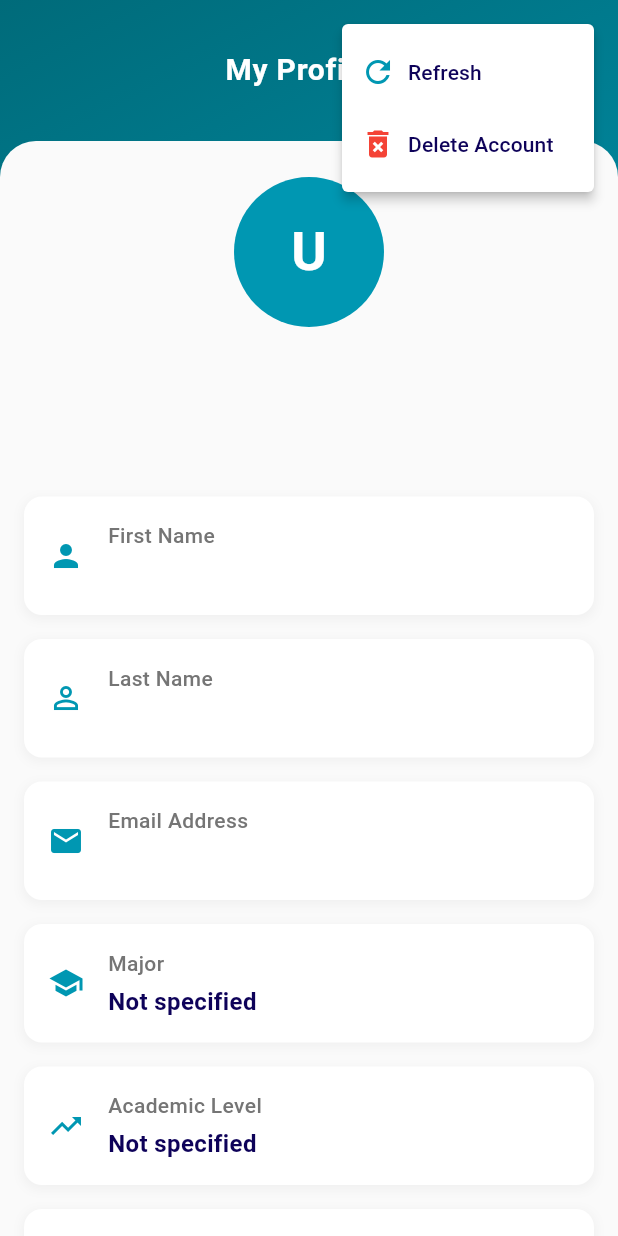
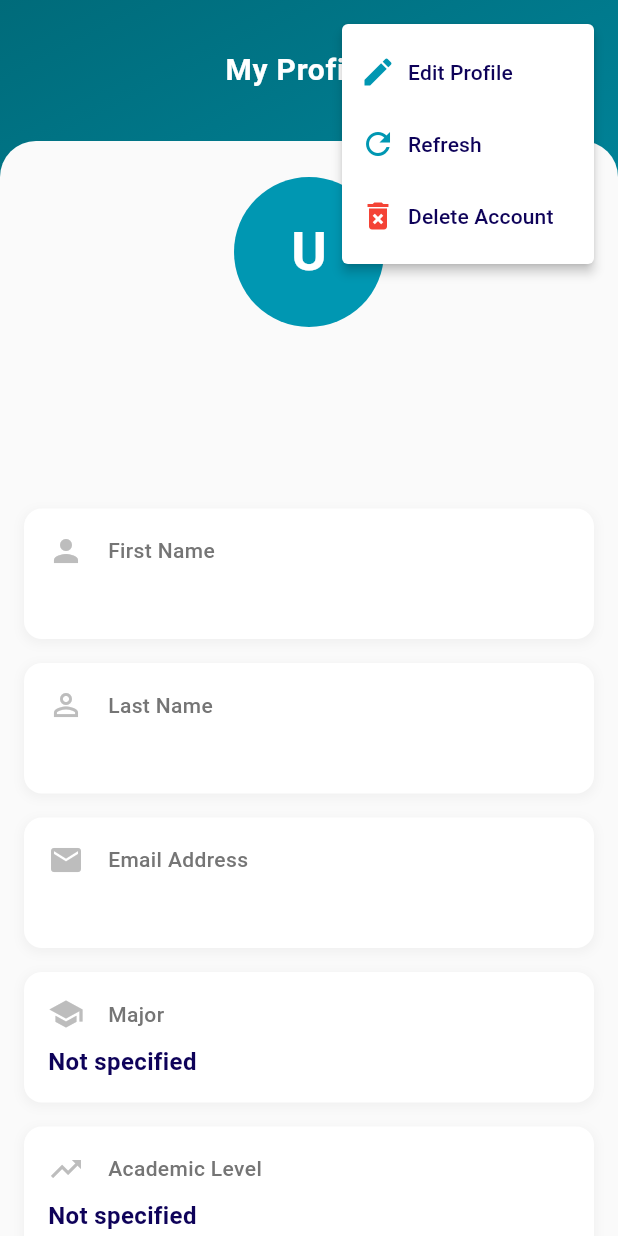
Before and after one commit to LayanMh/SWE444, a Flutter app: the ProfileScreen screen opened directly, after a tap on the "more vert" icon, on a phone screen of 412 x 824 dp. Run offline on Flutter 3.47's test engine with Material 3 defaults, Android fonts, the phone set to English and light mode, and no system bars; our stand-ins replace cloud_firestore, firebase_auth, firebase_core, flutter_local_notifications, flutter_secure_storage, shared_preferences; missing offline and left inert: flutter_appauth; accounts and stored records are empty.

Commit message:
Update profile screen UI/logic

```diff
--- a/lib/screens/profile.dart
+++ b/lib/screens/profile.dart
@@ -16,12 +16,49 @@ class _ProfileScreenState extends State<ProfileScreen> {
 Map<String, dynamic>? userData;
 bool isLoading = true;
 String? errorMessage;
-  String? currentUserEmail; // Track email for display
+String? currentUserEmail;
+
+String? _editingField;
+final Map<String, TextEditingController> _controllers = {};
+final Map<String, GlobalKey<FormState>> _formKeys = {};
+
+List<String> _majorOptions = [];
+List<int> _levelOptions = [];
+bool _isEditMode = false;
 
 @override
 void initState() {
 super.initState();
 _loadUserData();
+_loadDropdownOptions();
+}
+
+@override
+void dispose() {
+_controllers.forEach((key, controller) => controller.dispose());
+super.dispose();
+}
+
+Future<void> _loadDropdownOptions() async {
+try {
+final doc = await _firestore
+.collection('users')
+.doc("5YACUgOv9DV043jJreFPGuwXh2e2")
+.get();
+
+if (doc.exists) {
+setState(() {
+if (doc.data()?['major'] != null) {
+_majorOptions = List<String>.from(doc.data()!['major']);
+}
+if (doc.data()?['level'] != null) {
+_levelOptions = List<int>.from(doc.data()!['level']);
+}
+});
+}
+} catch (e) {
+debugPrint('Error loading options: $e');
+}
 }
 
 Future<void> _loadUserData() async {
@@ -37,25 +74,15 @@ class _ProfileScreenState extends State<ProfileScreen> {
 
 DocumentSnapshot<Map<String, dynamic>>? doc;
 
-      // Check if this is a Microsoft user
 if (microsoftDocId != null) {
-        doc = await _firestore
-            .collection('users')
-            .doc(microsoftDocId)
-            .get();
-
-        // Store email for display
+doc = await _firestore.collection('users').doc(microsoftDocId).get();
 if (microsoftEmail != null) {
 currentUserEmail = microsoftEmail;
 }
 } else {
-        // Regular Firebase Auth user
 final User? user = _auth.currentUser;
 if (user != null) {
-          doc = await _firestore
-              .collection('users')
-              .doc(user.uid)
-              .get();
+doc = await _firestore.collection('users').doc(user.uid).get();
 currentUserEmail = user.email;
 }
 }
@@ -76,13 +103,10 @@ class _ProfileScreenState extends State<ProfileScreen> {
 
 Future<void> _signOut() async {
 try {
-      // Clear SharedPreferences
 final prefs = await SharedPreferences.getInstance();
 await prefs.remove('microsoft_user_email');
 await prefs.remove('microsoft_user_doc_id');
 
-
-      // Sign out from Firebase Auth (if user exists)
 if (_auth.currentUser != null) {
 await _auth.signOut();
 }
@@ -96,6 +120,7 @@ class _ProfileScreenState extends State<ProfileScreen> {
 );
 }
 }
+
 Future<void> _deleteAccount() async {
 final bool? confirmed = await showDialog<bool>(
 context: context,
@@ -135,13 +160,12 @@ Future<void> _deleteAccount() async {
 }
 
 if (docIdToDelete != null) {
-      // Get user data to check auth provider and email
-      final userDoc = await _firestore.collection('users').doc(docIdToDelete).get();
+final userDoc =
+await _firestore.collection('users').doc(docIdToDelete).get();
 final userData = userDoc.data();
 final authProvider = userData?['authProvider'];
 final userEmail = userData?['email'];
 
-      // **IF EMAIL USER: Ask for password FIRST before deleting anything**
 if (authProvider == 'email' && userEmail != null) {
 debugPrint('📧 Email account - verifying password before deletion');
 
@@ -156,16 +180,14 @@ Future<void> _deleteAccount() async {
 );
 authSuccess = true;
 } catch (e) {
-            debugPrint('⚠️ Saved password invalid, asking user');
+debugPrint('Saved password invalid, asking user');
 }
 }
 
-        // If saved password didn't work, ask user
 if (!authSuccess) {
 authSuccess = await _showPasswordDialogAndVerify(userEmail);
 }
 
-        // If password verification failed, STOP - don't delete anything
 if (!authSuccess) {
 if (mounted) {
 ScaffoldMessenger.of(context).showSnackBar(
@@ -175,23 +197,20 @@ Future<void> _deleteAccount() async {
 ),
 );
 }
-          return; // EXIT without deleting
+return;
 }
 }
 
-      // Password verified (or Microsoft user) - NOW delete everything
-      debugPrint('🗑️ Deleting user document: $docIdToDelete');
+debugPrint('Deleting user document: $docIdToDelete');
 await _firestore.collection('users').doc(docIdToDelete).delete();
-      debugPrint('✅ Firestore document deleted');
+debugPrint('Firestore document deleted');
 
-      // Delete Firebase Auth account if exists
 if (_auth.currentUser != null) {
 await _auth.currentUser!.delete();
-        debugPrint('✅ Firebase Auth account deleted');
+debugPrint('Firebase Auth account deleted');
 }
 }
 
-    // Clear ALL SharedPreferences
 await prefs.remove('saved_email');
 await prefs.remove('saved_password');
 await prefs.remove('microsoft_user_email');
@@ -206,27 +225,28 @@ Future<void> _deleteAccount() async {
 content: const Text('Account deleted successfully'),
 backgroundColor: const Color(0xFF4ECDC4),
 behavior: SnackBarBehavior.floating,
-          shape: RoundedRectangleBorder(borderRadius: BorderRadius.circular(8)),
+shape:
+RoundedRectangleBorder(borderRadius: BorderRadius.circular(8)),
 ),
 );
 Navigator.of(context).pushReplacementNamed('/');
 }
 } catch (e) {
-    debugPrint('❌ Error deleting account: $e');
+debugPrint('Error deleting account: $e');
 if (mounted) {
 ScaffoldMessenger.of(context).showSnackBar(
 SnackBar(
 content: Text('Error deleting account: $e'),
 backgroundColor: Colors.red[400],
 behavior: SnackBarBehavior.floating,
-          shape: RoundedRectangleBorder(borderRadius: BorderRadius.circular(8)),
+shape:
+RoundedRectangleBorder(borderRadius: BorderRadius.circular(8)),
 ),
 );
 }
 }
 }
 
-// Updated method - returns true if password correct, false if wrong
 Future<bool> _showPasswordDialogAndVerify(String email) async {
 final passwordController = TextEditingController();
 
@@ -272,7 +292,7 @@ Future<bool> _showPasswordDialogAndVerify(String email) async {
 password: passwordController.text,
 );
 debugPrint('✅ Password verified');
-      return true; // Password correct
+return true;
 } catch (e) {
 debugPrint('❌ Password verification failed: $e');
 if (mounted) {
@@ -283,85 +303,358 @@ Future<bool> _showPasswordDialogAndVerify(String email) async {
 ),
 );
 }
-      return false; // Password wrong
+return false;
 }
 }
 
-  return false; // User cancelled
+return false;
 }
-// Add this method to ask for password
-Future<void> _showPasswordDialogAndDelete(String email) async {
-  final passwordController = TextEditingController();
 
-  final confirmed = await showDialog<bool>(
-    context: context,
-    barrierDismissible: false,
-    builder: (context) {
-      return AlertDialog(
-        title: const Text('Confirm Password'),
-        content: Column(
-          mainAxisSize: MainAxisSize.min,
+Future<void> _updateField(String fieldName, dynamic value) async {
+try {
+final prefs = await SharedPreferences.getInstance();
+final microsoftDocId = prefs.getString('microsoft_user_doc_id');
+
+String? docId;
+if (microsoftDocId != null) {
+docId = microsoftDocId;
+} else if (_auth.currentUser != null) {
+docId = _auth.currentUser!.uid;
+}
+
+if (docId == null) {
+_showErrorMessage('Unable to identify user');
+return;
+}
+
+// Parse GPA if it's a string
+dynamic finalValue = value;
+if (fieldName == 'GPA' && value is String) {
+finalValue = double.parse(value);
+}
+
+await _firestore.collection('users').doc(docId).update({
+fieldName: finalValue,
+'updatedAt': FieldValue.serverTimestamp(),
+});
+
+_showSuccessMessage('Updated successfully!');
+await _loadUserData();
+} catch (e) {
+debugPrint('Error updating field: $e');
+_showErrorMessage('Failed to update: $e');
+}
+}
+
+void _showSuccessMessage(String message) {
+ScaffoldMessenger.of(context).showSnackBar(
+SnackBar(
+content: Text(message),
+backgroundColor: const Color(0xFF4ECDC4),
+behavior: SnackBarBehavior.floating,
+shape: RoundedRectangleBorder(borderRadius: BorderRadius.circular(8)),
+),
+);
+}
+
+void _showErrorMessage(String message) {
+ScaffoldMessenger.of(context).showSnackBar(
+SnackBar(
+content: Text(message),
+backgroundColor: Colors.red[400],
+behavior: SnackBarBehavior.floating,
+shape: RoundedRectangleBorder(borderRadius: BorderRadius.circular(8)),
+),
+);
+}
+
+Future<void> _saveAllChanges() async {
+// Validate all form fields
+bool allValid = true;
+_formKeys.forEach((key, formKey) {
+if (formKey.currentState?.validate() == false) {
+allValid = false;
+}
+});
+
+if (!allValid) {
+_showErrorMessage('Please fix all validation errors');
+return;
+}
+
+try {
+final prefs = await SharedPreferences.getInstance();
+final microsoftDocId = prefs.getString('microsoft_user_doc_id');
+
+String? docId;
+if (microsoftDocId != null) {
+docId = microsoftDocId;
+} else if (_auth.currentUser != null) {
+docId = _auth.currentUser!.uid;
+}
+
+if (docId == null) {
+_showErrorMessage('Unable to identify user');
+return;
+}
+
+Map<String, dynamic> updates = {};
+
+// Collect all changes from text field controllers
+_controllers.forEach((fieldName, controller) {
+if (fieldName == 'GPA') {
+final gpaValue = double.tryParse(controller.text.trim());
+if (gpaValue != null) {
+updates[fieldName] = gpaValue;
+}
+} else {
+updates[fieldName] = controller.text.trim();
+}
+});
+
+// Add dropdown values (major and level)
+if (userData?['major'] != null) {
+updates['major'] = userData!['major'];
+}
+if (userData?['level'] != null) {
+updates['level'] = userData!['level'];
+}
+
+// Add timestamp
+updates['updatedAt'] = FieldValue.serverTimestamp();
+
+// Update Firestore
+await _firestore.collection('users').doc(docId).update(updates);
+
+setState(() => _isEditMode = false);
+_showSuccessMessage('Profile updated successfully!');
+// Clear controllers
+_controllers.clear();
+_formKeys.clear();
+await _loadUserData();
+} catch (e) {
+debugPrint('Error saving changes: $e');
+_showErrorMessage('Failed to save changes: $e');
+}
+}
+
+Widget _buildEditableTextField({
+required IconData icon,
+required String title,
+required String fieldName,
+required String? Function(String?) validator,
+String? hint,
+TextInputType? keyboardType,
+bool isEditable = true,
+}) {
+// Initialize controller if not exists
+if (!_controllers.containsKey(fieldName) && userData?[fieldName] != null) {
+String value = '';
+if (fieldName == 'GPA') {
+final gpa = userData![fieldName];
+value = gpa is num ? gpa.toStringAsFixed(2) : '';
+} else {
+value = userData![fieldName].toString();
+}
+_controllers[fieldName] = TextEditingController(text: value);
+_formKeys[fieldName] = GlobalKey<FormState>();
+}
+
+return Container(
+margin: const EdgeInsets.symmetric(vertical: 8.0, horizontal: 16.0),
+padding: const EdgeInsets.all(16.0),
+decoration: BoxDecoration(
+color: Colors.white,
+borderRadius: BorderRadius.circular(12.0),
+boxShadow: [
+BoxShadow(
+color: Colors.grey.withOpacity(0.1),
+spreadRadius: 1,
+blurRadius: 5,
+offset: const Offset(0, 2),
+),
+],
+),
+child: Column(
+crossAxisAlignment: CrossAxisAlignment.start,
 children: [
-            const Text('To complete account deletion, please enter your password:'),
-            const SizedBox(height: 16),
-            TextField(
-              controller: passwordController,
-              obscureText: true,
-              decoration: const InputDecoration(
-                labelText: 'Password',
-                border: OutlineInputBorder(),
+Row(
+children: [
+Icon(
+icon,
+color: isEditable && _isEditMode
+? const Color(0xFF0097b2)
+: Colors.grey[400],
+size: 24.0,
+),
+const SizedBox(width: 16.0),
+Text(
+title,
+style: TextStyle(
+fontSize: 14.0,
+color: Colors.grey[600],
+fontWeight: FontWeight.w500,
 ),
 ),
 ],
 ),
-        actions: [
-          TextButton(
-            onPressed: () => Navigator.pop(context, false),
-            child: const Text('Cancel'),
+const SizedBox(height: 8.0),
+if (_isEditMode && isEditable)
+Form(
+key: _formKeys[fieldName],
+child: TextFormField(
+controller: _controllers[fieldName],
+keyboardType: keyboardType,
+validator: validator,
+enabled: isEditable,
+decoration: InputDecoration(
+hintText: hint,
+border: OutlineInputBorder(
+borderRadius: BorderRadius.circular(8),
+borderSide: BorderSide.none,
 ),
-          TextButton(
-            onPressed: () => Navigator.pop(context, true),
-            child: const Text('Confirm'),
+enabledBorder: OutlineInputBorder(
+borderRadius: BorderRadius.circular(8),
+borderSide: BorderSide.none,
+),
+focusedBorder: OutlineInputBorder(
+borderRadius: BorderRadius.circular(8),
+borderSide: BorderSide.none,
+),
+contentPadding: const EdgeInsets.symmetric(
+horizontal: 12,
+vertical: 12,
+),
+filled: true,
+fillColor: const Color(0xFF95E1D3).withOpacity(0.1),
+),
+),
+)
+else
+Text(
+_controllers[fieldName]?.text ??
+(userData?[fieldName]?.toString() ?? 'Not specified'),
+style: TextStyle(
+fontSize: 16.0,
+fontWeight: FontWeight.w600,
+color: isEditable
+? const Color(0xFF0e0259)
+: Colors.grey[600],
+),
 ),
 ],
-      );
-    },
-  );
-
-  if (confirmed == true && passwordController.text.isNotEmpty) {
-    try {
-      // Sign in with password
-      final credential = await _auth.signInWithEmailAndPassword(
-        email: email,
-        password: passwordController.text,
-      );
-
-      // Delete Firebase Auth account
-      await credential.user!.delete();
-      debugPrint('✅ Firebase Auth account deleted with user-provided password');
-
-      if (mounted) {
-        ScaffoldMessenger.of(context).showSnackBar(
-          const SnackBar(
-            content: Text('Account fully deleted'),
-            backgroundColor: Color(0xFF4ECDC4),
 ),
 );
 }
-    } catch (e) {
-      debugPrint('❌ Password verification failed: $e');
-      if (mounted) {
-        ScaffoldMessenger.of(context).showSnackBar(
-          SnackBar(
-            content: Text('Incorrect password. Firebase Auth account not deleted.'),
-            backgroundColor: Colors.red[400],
+
+Widget _buildEditableDropdown<T>({
+required IconData icon,
+required String title,
+required String fieldName,
+required List<T> options,
+required T? Function() getCurrentValue,
+required String Function(T?) displayValue,
+bool isEditable = true,
+}) {
+final currentValue = getCurrentValue();
+
+return Container(
+margin: const EdgeInsets.symmetric(vertical: 8.0, horizontal: 16.0),
+padding: const EdgeInsets.all(16.0),
+decoration: BoxDecoration(
+color: Colors.white,
+borderRadius: BorderRadius.circular(12.0),
+boxShadow: [
+BoxShadow(
+color: Colors.grey.withOpacity(0.1),
+spreadRadius: 1,
+blurRadius: 5,
+offset: const Offset(0, 2),
+),
+],
+),
+child: Column(
+crossAxisAlignment: CrossAxisAlignment.start,
+children: [
+Row(
+children: [
+Icon(
+icon,
+color: isEditable && _isEditMode
+? const Color(0xFF0097b2)
+: Colors.grey[400],
+size: 24.0,
+),
+const SizedBox(width: 16.0),
+Text(
+title,
+style: TextStyle(
+fontSize: 14.0,
+color: Colors.grey[600],
+fontWeight: FontWeight.w500,
+),
+),
+],
+),
+const SizedBox(height: 8.0),
+if (_isEditMode && isEditable && options.isNotEmpty)
+DropdownButtonFormField<T>(
+value: currentValue,
+isExpanded: true,
+decoration: InputDecoration(
+border: OutlineInputBorder(
+borderRadius: BorderRadius.circular(8),
+borderSide: BorderSide.none,
+),
+enabledBorder: OutlineInputBorder(
+borderRadius: BorderRadius.circular(8),
+borderSide: BorderSide.none,
+),
+focusedBorder: OutlineInputBorder(
+borderRadius: BorderRadius.circular(8),
+borderSide: BorderSide.none,
+),
+contentPadding: const EdgeInsets.symmetric(
+horizontal: 12,
+vertical: 12,
+),
+filled: true,
+fillColor: const Color(0xFF95E1D3).withOpacity(0.1),
+),
+items: options.map((item) {
+return DropdownMenuItem<T>(
+value: item,
+child: Text(item.toString()),
+);
+}).toList(),
+onChanged: (newValue) {
+setState(() {
+// Store the selected value to be saved later
+if (fieldName == 'major') {
+userData!['major'] = [newValue];
+} else if (fieldName == 'level') {
+userData!['level'] = [newValue];
+}
+});
+},
+)
+else
+Text(
+displayValue(currentValue),
+style: TextStyle(
+fontSize: 16.0,
+fontWeight: FontWeight.w600,
+color: isEditable
+? const Color(0xFF0e0259)
+: Colors.grey[600],
+),
+),
+],
 ),
 );
 }
-    }
-  }
-}
-  Widget _buildInfoTile({
+
+Widget _buildReadOnlyTile({
 required IconData icon,
 required String title,
 required String value,
@@ -381,18 +674,13 @@ Future<void> _showPasswordDialogAndDelete(String email) async {
 ),
 ],
 ),
-      child: Row(
-        children: [
-          Icon(
-            icon,
-            color: const Color(0xFF0097b2),
-            size: 24.0,
-          ),
-          const SizedBox(width: 16.0),
-          Expanded(
 child: Column(
 crossAxisAlignment: CrossAxisAlignment.start,
 children: [
+Row(
+children: [
+Icon(icon, color: Colors.grey[400], size: 24.0),
+const SizedBox(width: 16.0),
 Text(
 title,
 style: TextStyle(
@@ -401,16 +689,15 @@ Future<void> _showPasswordDialogAndDelete(String email) async {
 fontWeight: FontWeight.w500,
 ),
 ),
-                const SizedBox(height: 4.0),
+],
+),
+const SizedBox(height: 8.0),
 Text(
 value,
-                  style: const TextStyle(
+style: TextStyle(
 fontSize: 16.0,
 fontWeight: FontWeight.w600,
-                    color: Color(0xFF0e0259),
-                  ),
-                ),
-              ],
+color: Colors.grey[600],
 ),
 ),
 ],
@@ -437,7 +724,6 @@ Future<void> _showPasswordDialogAndDelete(String email) async {
 return initials.isNotEmpty ? initials : 'U';
 }
 
-    // Fallback: try current email
 final email = currentUserEmail ?? _auth.currentUser?.email;
 if (email != null && email.isNotEmpty) {
 return email[0].toUpperCase();
@@ -447,7 +733,6 @@ Future<void> _showPasswordDialogAndDelete(String email) async {
 
 String _getMajorDisplay() {
 if (userData?['major'] != null) {
-      // Handle both string and list formats
 if (userData!['major'] is String) {
 return userData!['major'];
 } else if (userData!['major'] is List) {
@@ -460,7 +745,6 @@ Future<void> _showPasswordDialogAndDelete(String email) async {
 
 String _getLevelDisplay() {
 if (userData?['level'] != null) {
-      // Handle both int and list formats
 if (userData!['level'] is int) {
 return 'Level ${userData!['level']}';
 } else if (userData!['level'] is List) {
@@ -473,7 +757,6 @@ Future<void> _showPasswordDialogAndDelete(String email) async {
 
 String _getGenderDisplay() {
 if (userData?['gender'] != null) {
-      // Handle both string and list formats
 if (userData!['gender'] is String) {
 return userData!['gender'];
 } else if (userData!['gender'] is List) {
@@ -492,6 +775,81 @@ Future<void> _showPasswordDialogAndDelete(String email) async {
 }
 }
 return 'Not specified';
+}
+
+double? _getCurrentGpa() {
+if (userData?['GPA'] != null) {
+final gpa = userData!['GPA'];
+if (gpa is num) {
+return gpa.toDouble();
+}
+}
+return null;
+}
+
+String? _getCurrentMajor() {
+if (userData?['major'] != null) {
+if (userData!['major'] is String) {
+return userData!['major'];
+} else if (userData!['major'] is List) {
+final majorList = List<String>.from(userData!['major']);
+return majorList.isNotEmpty ? majorList.first : null;
+}
+}
+return null;
+}
+
+int? _getCurrentLevel() {
+if (userData?['level'] != null) {
+if (userData!['level'] is int) {
+return userData!['level'];
+} else if (userData!['level'] is List) {
+final levelList = List<int>.from(userData!['level']);
+return levelList.isNotEmpty ? levelList.first : null;
+}
+}
+return null;
+}
+
+// Validation methods
+String? _validateName(String? value, String fieldName) {
+if (value == null || value.trim().isEmpty) {
+return 'Please enter your $fieldName';
+}
+if (value.trim().contains(' ')) {
+return '$fieldName cannot contain spaces';
+}
+if (RegExp(r'\d').hasMatch(value.trim())) {
+return '$fieldName cannot contain numbers';
+}
+if (value.trim().length > 30) {
+return '$fieldName cannot exceed 30 characters';
+}
+if (!RegExp(r'^[a-zA-Z]+$').hasMatch(value.trim())) {
+return '$fieldName can only contain letters';
+}
+if (RegExp(r'[\u{1F300}-\u{1F9FF}]', unicode: true)
+.hasMatch(value.trim())) {
+return '$fieldName cannot contain emojis';
+}
+return null;
+}
+
+String? _validateGPA(String? value) {
+if (value == null || value.trim().isEmpty) {
+return 'Please enter your current GPA';
+}
+final gpaValue = double.tryParse(value.trim());
+if (gpaValue == null || gpaValue < 0 || gpaValue > 5) {
+return 'GPA must be between 0.00 and 5.00';
+}
+if (value.trim().contains('.')) {
+final parts = value.trim().split('.');
+if (parts.length == 2 && parts[1].length > 2) {
+return 'GPA can have at most 2 decimal places';
+}
+}
+return null;
 }
 
 @override
@@ -534,7 +892,9 @@ Future<void> _showPasswordDialogAndDelete(String email) async {
 ),
 PopupMenuButton<String>(
 onSelected: (value) {
-                        if (value == 'refresh') {
+if (value == 'edit') {
+setState(() => _isEditMode = true);
+} else if (value == 'refresh') {
 _loadUserData();
 } else if (value == 'delete') {
 _deleteAccount();
@@ -556,6 +916,17 @@ Future<void> _showPasswordDialogAndDelete(String email) async {
 ),
 ),
 itemBuilder: (BuildContext context) => [
+if (!_isEditMode)
+const PopupMenuItem<String>(
+value: 'edit',
+child: Row(
+children: [
+Icon(Icons.edit, color: Color(0xFF0097b2)),
+SizedBox(width: 8),
+Text('Edit Profile'),
+],
+),
+),
 const PopupMenuItem<String>(
 value: 'refresh',
 child: Row(
@@ -623,7 +994,8 @@ Future<void> _showPasswordDialogAndDelete(String email) async {
 ),
 )
 : SingleChildScrollView(
-                                physics: const AlwaysScrollableScrollPhysics(),
+physics:
+const AlwaysScrollableScrollPhysics(),
 child: Column(
 children: [
 // Profile Header
@@ -634,7 +1006,8 @@ Future<void> _showPasswordDialogAndDelete(String email) async {
 children: [
 CircleAvatar(
 radius: 50.0,
-                                            backgroundColor: const Color(0xFF0097b2),
+backgroundColor:
+const Color(0xFF0097b2),
 child: Text(
 _getInitials(),
 style: const TextStyle(
@@ -655,59 +1028,155 @@ Future<void> _showPasswordDialogAndDelete(String email) async {
 ),
 const SizedBox(height: 8.0),
 Text(
-                                            currentUserEmail ?? _auth.currentUser?.email ?? 'No email',
+currentUserEmail ??
+_auth.currentUser?.email ??
+'No email',
 style: TextStyle(
 fontSize: 16.0,
 color: Colors.grey[600],
 ),
 ),
+const SizedBox(height: 8.0),
 ],
 ),
 ),
 // Personal Information
 if (userData?['FName'] != null)
-                                      _buildInfoTile(
+_buildEditableTextField(
 icon: Icons.person,
 title: 'First Name',
-                                        value: userData!['FName'],
+fieldName: 'FName',
+validator: (value) => _validateName(value, 'First name'),
 ),
 if (userData?['LName'] != null)
-                                      _buildInfoTile(
+_buildEditableTextField(
 icon: Icons.person_outline,
 title: 'Last Name',
-                                        value: userData!['LName'],
+fieldName: 'LName',
+validator: (value) => _validateName(value, 'Last name'),
 ),
-                                    _buildInfoTile(
+_buildReadOnlyTile(
 icon: Icons.email,
 title: 'Email Address',
 value: currentUserEmail ?? _auth.currentUser?.email ?? 'Not available',
 ),
 // Academic Information
-                                    _buildInfoTile(
+_buildEditableDropdown<String>(
 icon: Icons.school,
 title: 'Major',
-                                      value: _getMajorDisplay(),
+fieldName: 'major',
+options: _majorOptions,
+getCurrentValue: _getCurrentMajor,
+displayValue: (value) => value ?? 'Not specified',
 ),
-                                    _buildInfoTile(
+_buildEditableDropdown<int>(
 icon: Icons.trending_up,
 title: 'Academic Level',
-                                      value: _getLevelDisplay(),
+fieldName: 'level',
+options: _levelOptions,
+getCurrentValue: _getCurrentLevel,
+displayValue: (value) => value != null ? 'Level $value' : 'Not specified',
 ),
-                                    _buildInfoTile(
+_buildEditableTextField(
 icon: Icons.grade,
 title: 'Current GPA',
-                                      value: _getGpaDisplay(),
+fieldName: 'GPA',
+hint: 'e.g., 3.75',
+keyboardType: const TextInputType.numberWithOptions(decimal: true),
+validator: _validateGPA,
 ),
-                                    _buildInfoTile(
+_buildReadOnlyTile(
 icon: Icons.person_pin,
 title: 'Gender',
 value: _getGenderDisplay(),
 ),
 const SizedBox(height: 30.0),
-                                    // Sign Out Button
+// Edit Mode: Save/Cancel Buttons OR Sign Out Button
 Padding(
 padding: const EdgeInsets.symmetric(horizontal: 16.0),
+child: _isEditMode
+? Row(
+children: [
+Expanded(
 child: Container(
+height: 48,
+decoration: BoxDecoration(
+borderRadius: BorderRadius.circular(12),
+border: Border.all(
+color: const Color(0xFF0097b2),
+width: 2,
+),
+),
+child: ElevatedButton.icon(
+onPressed: () {
+// Clear controllers and reload data
+_controllers.clear();
+_formKeys.clear();
+setState(() => _isEditMode = false);
+_loadUserData();
+},
+icon: const Icon(Icons.close),
+label: const Text(
+'Cancel',
+style: TextStyle(
+fontSize: 16,
+fontWeight: FontWeight.w600,
+letterSpacing: 0.5,
+),
+),
+style: ElevatedButton.styleFrom(
+backgroundColor: Colors.white,
+foregroundColor: const Color(0xFF0097b2),
+elevation: 0,
+shape: RoundedRectangleBorder(
+borderRadius: BorderRadius.circular(12),
+),
+),
+),
+),
+),
+const SizedBox(width: 12),
+Expanded(
+child: Container(
+height: 48,
+decoration: BoxDecoration(
+gradient: const LinearGradient(
+colors: [Color(0xFF0097b2), Color(0xFF006B7A)],
+),
+borderRadius: BorderRadius.circular(12),
+boxShadow: [
+BoxShadow(
+color: const Color(0xFF0097b2).withOpacity(0.3),
+blurRadius: 20,
+offset: const Offset(0, 8),
+),
+],
+),
+child: ElevatedButton.icon(
+onPressed: _saveAllChanges,
+icon: const Icon(Icons.check),
+label: const Text(
+'Save',
+style: TextStyle(
+fontSize: 16,
+fontWeight: FontWeight.w600,
+letterSpacing: 0.5,
+),
+),
+style: ElevatedButton.styleFrom(
+backgroundColor: Colors.transparent,
+shadowColor: Colors.transparent,
+foregroundColor: Colors.white,
+shape: RoundedRectangleBorder(
+borderRadius: BorderRadius.circular(12),
+),
+),
+),
+),
+),
+],
+)
+: Container(
 width: double.infinity,
 height: 48,
 decoration: BoxDecoration(
```
Lines whose indentation alone changed are shown as unchanged.
